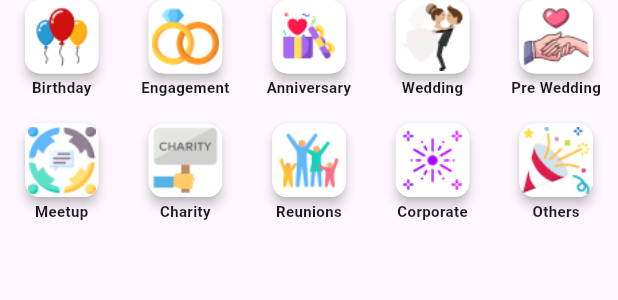
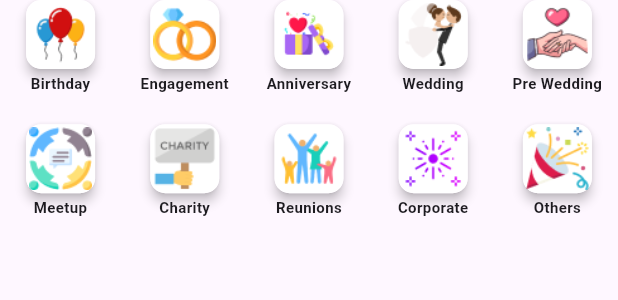
Before and after one commit to rksaini2709/bidVenture_user, a Flutter app: the EventCategoryList widget shown alone on an empty page, opened directly, on a phone screen of 412 x 824 dp. Shown: the top 300 px of the screen. Run offline on Flutter 3.47's test engine with Material 3 defaults, Android fonts, the phone set to English and light mode, and no system bars; our stand-ins replace carousel_slider, geocoding, geolocator, get.

Commit message:
some updates in EventCategoryList.dart, HomeScreen.dart (3 dot indicator) & VerificationScreen.dart

```diff
--- a/lib/Screens/Auth/OtpVerify/VerificationScreen.dart
+++ b/lib/Screens/Auth/OtpVerify/VerificationScreen.dart
@@ -30,12 +30,10 @@ class VerificationScreenState extends State<VerificationScreen> {
       body: SingleChildScrollView(
         child: Padding(
           padding: const EdgeInsets.symmetric(horizontal: 20, vertical: 100),
-          child: Expanded(
           child: Column(
             mainAxisAlignment: MainAxisAlignment.center,
             children: [
               // Verification Image
-                // Image.asset(AssetsImages.verificationImage),
               Image.asset("assets/images/Verification.png"),
               const CustomText(
                   text: "Otp Verification",
@@ -83,7 +81,6 @@ class VerificationScreenState extends State<VerificationScreen> {
           ),
         ),
       ),
-      ),
     );
   }
 }
--- a/lib/Screens/HomeScreen/EventCategoryList.dart
+++ b/lib/Screens/HomeScreen/EventCategoryList.dart
@@ -65,8 +65,8 @@ class EventCategoryList extends StatelessWidget {
       itemCount: events.length,
       gridDelegate: const SliverGridDelegateWithFixedCrossAxisCount(
         crossAxisCount: 5,
-        // crossAxisSpacing: 2,
-        // mainAxisSpacing: 2,
+        crossAxisSpacing: 2,
+        mainAxisSpacing: 2,
       ),
       itemBuilder: (context, index) {
         final event = events[index];
@@ -86,11 +86,12 @@ class EventCategoryList extends StatelessWidget {
                       border: Border.all(
                         color: whiteColor,
                         width: 2,
-                      )),
+                      )
+                  ),
                   child: Image.asset(
                     event['imagePath'],
-                    height: 45,
-                    width: 45,
+                    height: 42,
+                    width: 42,
                     // fit: BoxFit.contain,
                   ),
                 ),
--- a/lib/Screens/HomeScreen/HomeScreen.dart
+++ b/lib/Screens/HomeScreen/HomeScreen.dart
@@ -98,7 +98,7 @@ class _HomeScreenState extends State<HomeScreen> {
                         },
                         child: const CustomText(
                           text: "Start Bidding",
-                          fontSize: 16,
+                          fontSize: 14,
                           fontWeight: FontWeight.w600,
                           color: whiteColor,
                         ),
@@ -119,7 +119,7 @@ class _HomeScreenState extends State<HomeScreen> {
                         },
                         child: const CustomText(
                           text: "See Property First",
-                          fontSize: 16,
+                          fontSize: 14,
                           fontWeight: FontWeight.w600,
                           color: whiteColor,
                         ),
```
Lines whose indentation alone changed are shown as unchanged.
